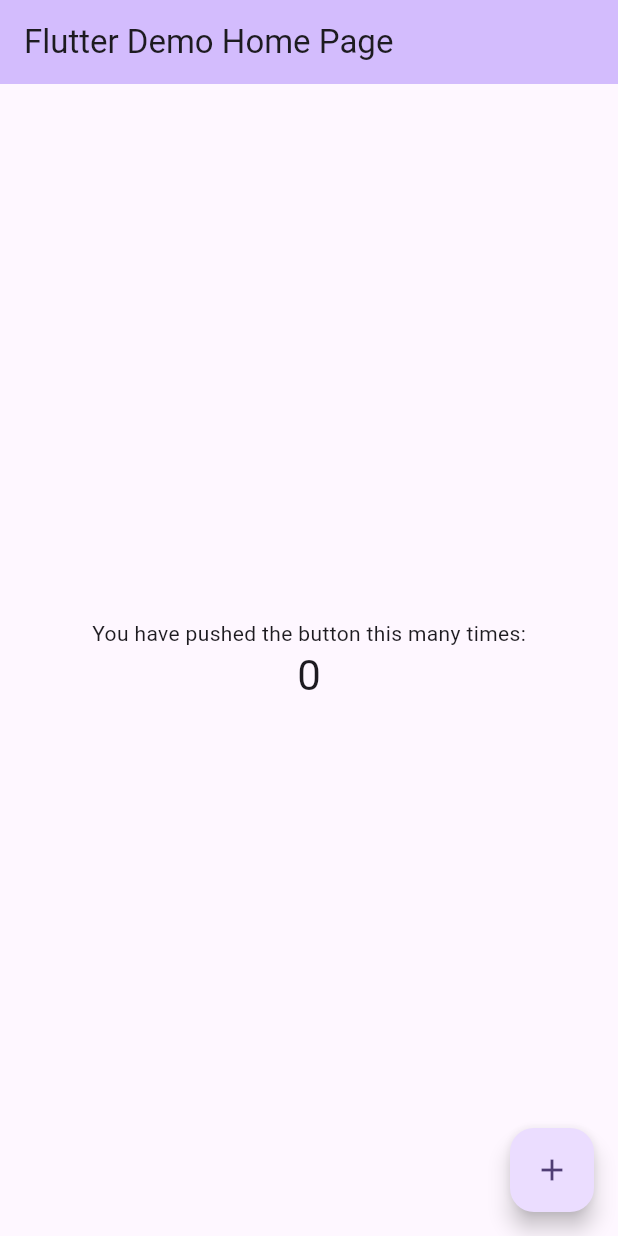
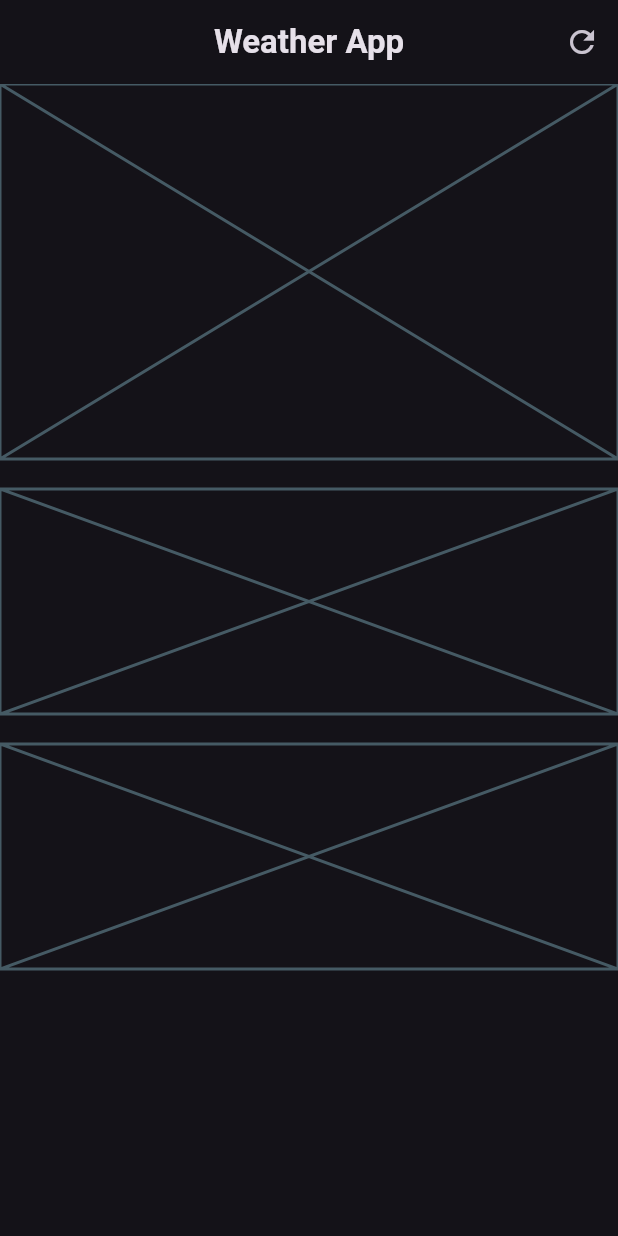
Before and after one commit to soumya-99/weather-app-flutter, a Flutter app: the screen it shows after launch, on a phone screen of 412 x 824 dp. Run offline on Flutter 3.47's test engine with Material 3 defaults, Android fonts, the phone set to English and light mode, and no system bars.

Commit message:
Basic structrure ready

```diff
--- a/lib/main.dart
+++ b/lib/main.dart
@@ -1,4 +1,5 @@
 import 'package:flutter/material.dart';
+import 'package:weather_app/weather_material_screen.dart';
 
 void main() {
   runApp(const MyApp());
@@ -7,119 +8,14 @@ void main() {
 class MyApp extends StatelessWidget {
   const MyApp({super.key});
 
-  // This widget is the root of your application.
   @override
   Widget build(BuildContext context) {
     return MaterialApp(
-      title: 'Flutter Demo',
-      theme: ThemeData(
-        // This is the theme of your application.
-        //
-        // TRY THIS: Try running your application with "flutter run". You'll see
-        // the application has a purple toolbar. Then, without quitting the app,
-        // try changing the seedColor in the colorScheme below to Colors.green
-        // and then invoke "hot reload" (save your changes or press the "hot
-        // reload" button in a Flutter-supported IDE, or press "r" if you used
-        // the command line to start the app).
-        //
-        // Notice that the counter didn't reset back to zero; the application
-        // state is not lost during the reload. To reset the state, use hot
-        // restart instead.
-        //
-        // This works for code too, not just values: Most code changes can be
-        // tested with just a hot reload.
-        colorScheme: ColorScheme.fromSeed(seedColor: Colors.deepPurple),
+      debugShowCheckedModeBanner: false,
+      theme: ThemeData.dark(
         useMaterial3: true,
       ),
-      home: const MyHomePage(title: 'Flutter Demo Home Page'),
+      home: const WeatherScreen(),
     );
   }
 }
-
-class MyHomePage extends StatefulWidget {
-  const MyHomePage({super.key, required this.title});
-
-  // This widget is the home page of your application. It is stateful, meaning
-  // that it has a State object (defined below) that contains fields that affect
-  // how it looks.
-
-  // This class is the configuration for the state. It holds the values (in this
-  // case the title) provided by the parent (in this case the App widget) and
-  // used by the build method of the State. Fields in a Widget subclass are
-  // always marked "final".
-
-  final String title;
-
-  @override
-  State<MyHomePage> createState() => _MyHomePageState();
-}
-
-class _MyHomePageState extends State<MyHomePage> {
-  int _counter = 0;
-
-  void _incrementCounter() {
-    setState(() {
-      // This call to setState tells the Flutter framework that something has
-      // changed in this State, which causes it to rerun the build method below
-      // so that the display can reflect the updated values. If we changed
-      // _counter without calling setState(), then the build method would not be
-      // called again, and so nothing would appear to happen.
-      _counter++;
-    });
-  }
-
-  @override
-  Widget build(BuildContext context) {
-    // This method is rerun every time setState is called, for instance as done
-    // by the _incrementCounter method above.
-    //
-    // The Flutter framework has been optimized to make rerunning build methods
-    // fast, so that you can just rebuild anything that needs updating rather
-    // than having to individually change instances of widgets.
-    return Scaffold(
-      appBar: AppBar(
-        // TRY THIS: Try changing the color here to a specific color (to
-        // Colors.amber, perhaps?) and trigger a hot reload to see the AppBar
-        // change color while the other colors stay the same.
-        backgroundColor: Theme.of(context).colorScheme.inversePrimary,
-        // Here we take the value from the MyHomePage object that was created by
-        // the App.build method, and use it to set our appbar title.
-        title: Text(widget.title),
-      ),
-      body: Center(
-        // Center is a layout widget. It takes a single child and positions it
-        // in the middle of the parent.
-        child: Column(
-          // Column is also a layout widget. It takes a list of children and
-          // arranges them vertically. By default, it sizes itself to fit its
-          // children horizontally, and tries to be as tall as its parent.
-          //
-          // Column has various properties to control how it sizes itself and
-          // how it positions its children. Here we use mainAxisAlignment to
-          // center the children vertically; the main axis here is the vertical
-          // axis because Columns are vertical (the cross axis would be
-          // horizontal).
-          //
-          // TRY THIS: Invoke "debug painting" (choose the "Toggle Debug Paint"
-          // action in the IDE, or press "p" in the console), to see the
-          // wireframe for each widget.
-          mainAxisAlignment: MainAxisAlignment.center,
-          children: <Widget>[
-            const Text(
-              'You have pushed the button this many times:',
-            ),
-            Text(
-              '$_counter',
-              style: Theme.of(context).textTheme.headlineMedium,
-            ),
-          ],
-        ),
-      ),
-      floatingActionButton: FloatingActionButton(
-        onPressed: _incrementCounter,
-        tooltip: 'Increment',
-        child: const Icon(Icons.add),
-      ), // This trailing comma makes auto-formatting nicer for build methods.
-    );
-  }
-}
--- /dev/null
+++ b/lib/weather_material_screen.dart
@@ -0,0 +1,46 @@
+import 'package:flutter/material.dart';
+
+class WeatherScreen extends StatelessWidget {
+  const WeatherScreen({super.key});
+
+  @override
+  Widget build(BuildContext context) {
+    return Scaffold(
+      appBar: AppBar(
+        centerTitle: true,
+        title: const Text(
+          "Weather App",
+          style: TextStyle(
+            fontWeight: FontWeight.bold,
+          ),
+        ),
+        actions: [
+          IconButton(
+            onPressed: () {
+              print("Refresh...");
+            },
+            icon: const Icon(Icons.refresh),
+          )
+        ],
+      ),
+      body: const Column(
+        children: [
+          // main card
+          Placeholder(
+            fallbackHeight: 250,
+          ),
+          SizedBox(height: 20),
+          // weather forecast cards
+          Placeholder(
+            fallbackHeight: 150,
+          ),
+          SizedBox(height: 20),
+          // additional info
+          Placeholder(
+            fallbackHeight: 150,
+          ),
+        ],
+      ),
+    );
+  }
+}
```
